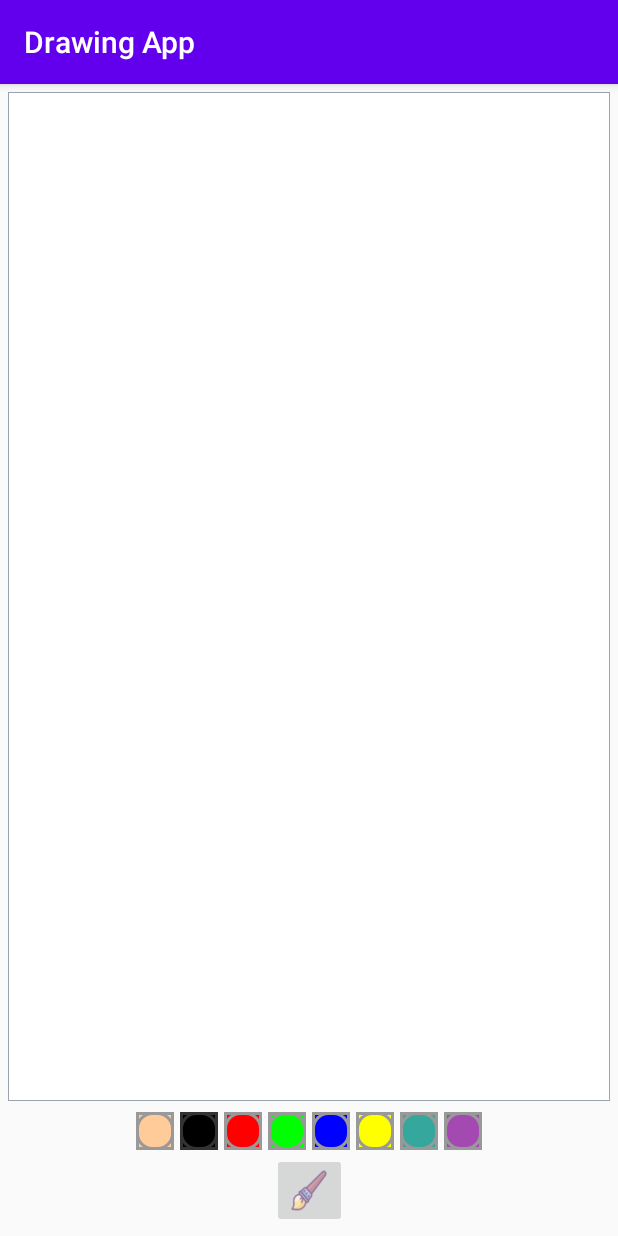
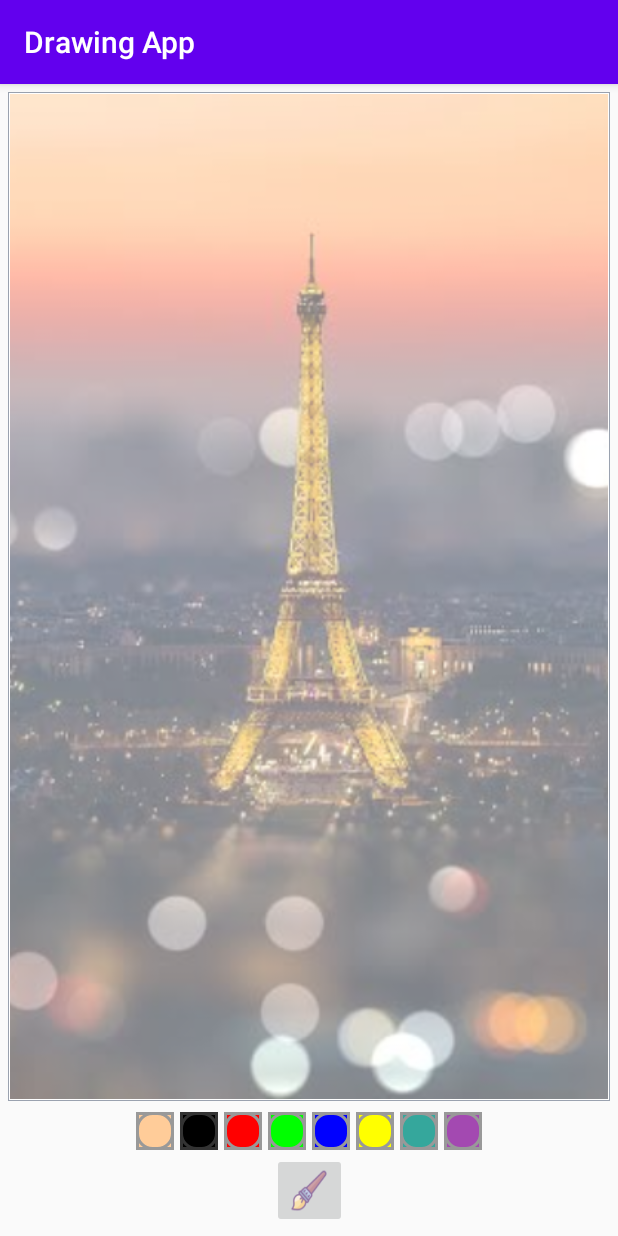
Before and after one commit to snehakweera77/DrawingApp, an Android app: the screen it shows after launch (MainActivity), on a phone screen of 412 x 824 dp. Run offline under Robolectric (Android 15) with nearby library versions, the phone set to English and light mode, and no system bars.

Commit message:
background image added

```diff
--- a/app/src/main/res/layout/activity_main.xml
+++ b/app/src/main/res/layout/activity_main.xml
@@ -5,18 +5,33 @@
     android:layout_width="match_parent"
     android:layout_height="match_parent"
     tools:context=".MainActivity">
-
-    <com.example.drawingapp.DrawingView
-        android:id="@+id/drawing_view"
+    <FrameLayout
+        android:id="@+id/fl_drawing_view_container"
         android:layout_width="0dp"
         android:layout_height="0dp"
         android:layout_margin="5dp"
-        android:layout_marginBottom="80dp"
+        android:padding="1dp"
         android:background="@drawable/background_drawing_view_layout"
         app:layout_constraintBottom_toTopOf="@+id/ll_paint_colors"
         app:layout_constraintLeft_toLeftOf="parent"
         app:layout_constraintRight_toRightOf="parent"
-        app:layout_constraintTop_toTopOf="parent" />
+        app:layout_constraintTop_toTopOf="parent"
+        >
+        <ImageView
+            android:id="@+id/iv_background"
+            android:scaleType="centerCrop"
+            android:contentDescription="background image"
+            android:layout_width="match_parent"
+            android:layout_height="match_parent"
+            android:src="@drawable/image"/>
+        <com.example.drawingapp.DrawingView
+            android:id="@+id/drawing_view"
+            android:layout_width="match_parent"
+            android:layout_height="match_parent"
+            android:background="#80FFFFFF"
+            />
+    </FrameLayout>
+
 
     <!--TODO(Step 3 - We have added a onclick method as 'paintClicked' for all the image buttons which is further defined in MainActivity for selection from color pallet.)-->
     <!--START-->
@@ -29,7 +44,7 @@
         app:layout_constraintBottom_toTopOf="@id/ib_brush"
         app:layout_constraintLeft_toLeftOf="parent"
         app:layout_constraintRight_toRightOf="parent"
-        app:layout_constraintTop_toBottomOf="@id/drawing_view">
+        app:layout_constraintTop_toBottomOf="@id/fl_drawing_view_container">
 
         <ImageButton
             android:layout_width="25dp"
```
Also changed, not shown: app/src/main/res/drawable/image.jpg (added).
